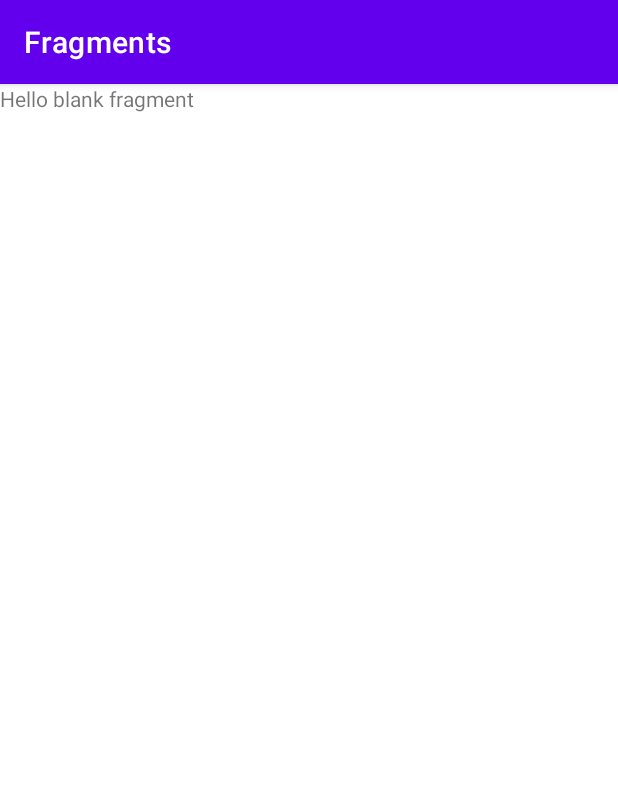
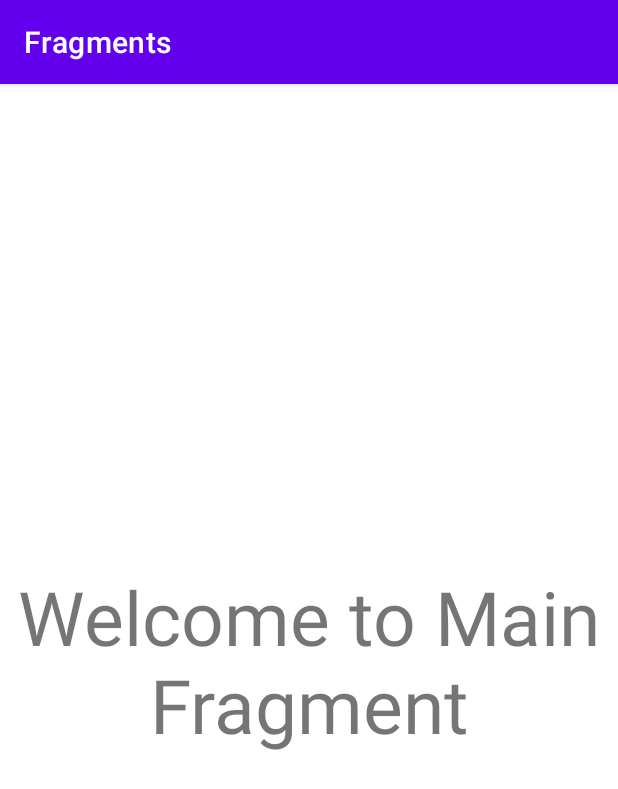
Before and after one commit to GlacierPower/Second_Android_Project, an Android app: the fragment MainFragment placed in its activity, on a phone screen of 412 x 824 dp. Shown: the top 789 px of the screen. Run offline under Robolectric (Android 15) with nearby library versions, the phone set to English and light mode, and no system bars; our stand-ins replace Firebase (no records; nobody signed in at launch, a user with empty details on screens opened directly); Roboto replaces fonts that are not available here.

Commit message:
HomeWork 20

```diff
--- a/app/build.gradle
+++ b/app/build.gradle
@@ -39,6 +39,7 @@ dependencies {
     implementation 'androidx.constraintlayout:constraintlayout:2.1.4'
     implementation 'com.google.firebase:firebase-auth-ktx:21.0.2'
     implementation 'com.google.firebase:firebase-database-ktx:20.1.0'
+    implementation 'com.google.android.gms:play-services-auth:20.3.0'
     testImplementation 'junit:junit:4.13.2'
     androidTestImplementation 'androidx.test.ext:junit:1.1.3'
     androidTestImplementation 'androidx.test.espresso:espresso-core:3.4.0'
--- a/app/src/main/res/layout/fragment_main.xml
+++ b/app/src/main/res/layout/fragment_main.xml
@@ -1,14 +1,21 @@
 <?xml version="1.0" encoding="utf-8"?>
-<FrameLayout xmlns:android="http://schemas.android.com/apk/res/android"
+<androidx.constraintlayout.widget.ConstraintLayout xmlns:android="http://schemas.android.com/apk/res/android"
+    xmlns:app="http://schemas.android.com/apk/res-auto"
     xmlns:tools="http://schemas.android.com/tools"
     android:layout_width="match_parent"
     android:layout_height="match_parent"
     tools:context=".MainFragment">
 
-    <!-- TODO: Update blank fragment layout -->
     <TextView
-        android:layout_width="match_parent"
-        android:layout_height="match_parent"
-        android:text="@string/hello_blank_fragment" />
+        android:layout_width="wrap_content"
+        android:layout_height="wrap_content"
+        android:layout_gravity="center_horizontal"
+        android:gravity="center_horizontal"
+        android:text="@string/welcome_to_main_fragment"
+        android:textSize="50sp"
+        app:layout_constraintBottom_toBottomOf="parent"
+        app:layout_constraintEnd_toEndOf="parent"
+        app:layout_constraintStart_toStartOf="parent"
+        app:layout_constraintTop_toTopOf="parent" />
 
-</FrameLayout>
+</androidx.constraintlayout.widget.ConstraintLayout>
--- a/app/src/main/res/values/strings.xml
+++ b/app/src/main/res/values/strings.xml
@@ -12,4 +12,5 @@
     <string name="confirm_password">Confirm password</string>
     <string name="i_agree_to_the_terms">I agree to the Terms</string>
     <string name="already_have_an_account">Already have an account</string>
+    <string name="welcome_to_main_fragment">Welcome to Main Fragment</string>
 </resources>
```
Also changed, not shown: app/src/main/java/com/zhenya_flower/firstlesson_kotlin/LoginFragment.kt (+15 -12 lines), app/src/main/java/com/zhenya_flower/firstlesson_kotlin/RegistrationFragment.kt (+19 -22 lines).
